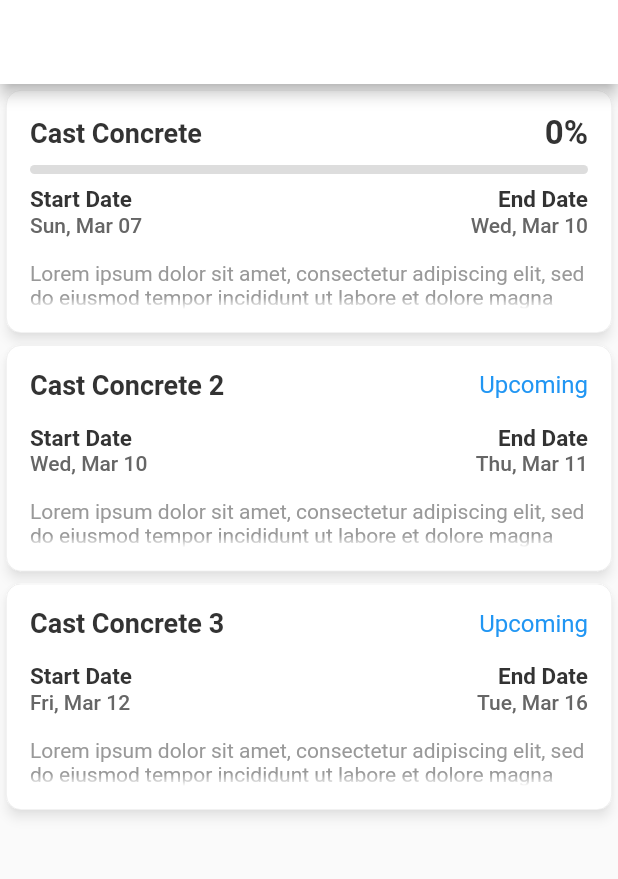
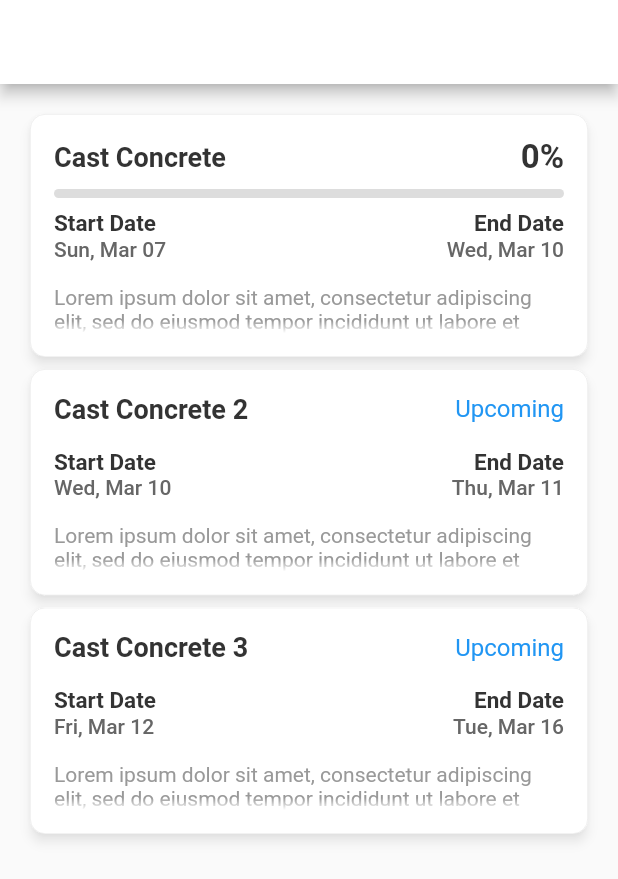
Before and after one commit to MohammedElotol/ccc_task, a Flutter app: the screen it shows after launch, on a phone screen of 412 x 824 dp. Shown: the top 879 px of the screen. Run offline on Flutter 3.47's test engine with Material 2 defaults, Android fonts, the phone set to English and light mode, and no system bars; our stand-ins replace camera, dotted_border, flutter_svg, fluttertoast.

```diff
--- a/lib/constants.dart
+++ b/lib/constants.dart
@@ -77,15 +77,6 @@ class Constants {
     return DateFormat('EEE, MMM dd HH:mm').format(dateTime);
   }
 
-  static bool isUpcoming(WorkOrder workOrder) {
-    return (workOrder.startDate.compareTo(DateTime.now()) > 0 &&
-        workOrder.progress == 0);
-  }
-
-  static bool isCompleted(WorkOrder workOrder) {
-    return (workOrder.progress == 100);
-  }
-
   static bool isWideScreen(BuildContext context) {
     return (MediaQuery.of(context).size.shortestSide > 600 ||
         MediaQuery.of(context).orientation == Orientation.landscape);
--- a/lib/models/work_order.dart
+++ b/lib/models/work_order.dart
@@ -30,4 +30,12 @@ class WorkOrder {
     }
     return progress;
   }
+
+  bool isUpcoming() {
+    return (startDate.compareTo(DateTime.now()) > 0 && progress == 0);
+  }
+
+  bool isCompleted() {
+    return (progress == 100);
+  }
 }
--- a/lib/screens/work_orders_screen.dart
+++ b/lib/screens/work_orders_screen.dart
@@ -1,5 +1,6 @@
 import 'package:ccc_task/constants.dart';
 import 'package:ccc_task/models/work_order.dart';
+import 'package:ccc_task/screens/filter_screen.dart';
 import 'package:ccc_task/widgets/work_order_details.dart';
 import 'package:ccc_task/widgets/work_orders_list.dart';
 import 'package:flutter/material.dart';
@@ -11,6 +12,8 @@ class WorkOrdersScreen extends StatefulWidget {
 
 class _WorkOrdersScreenState extends State<WorkOrdersScreen> {
   WorkOrder selectedWorkOrder;
+  List<String> selectedFilter = [];
+  List<WorkOrder> filteredWorkOrders = Constants.workOrders;
 
   @override
   void initState() {
@@ -39,22 +42,66 @@ class _WorkOrdersScreenState extends State<WorkOrdersScreen> {
                           })),
                       Expanded(
                           flex: 5,
+                          child: Card(
+                            shape: RoundedRectangleBorder(
+                                side: BorderSide(
+                                    width: 0.5,
+                                    color: Colors.black.withAlpha(20)),
+                                borderRadius: BorderRadius.circular(10)),
+                            clipBehavior: Clip.hardEdge,
+                            elevation: 3,
+                            margin: EdgeInsets.symmetric(
+                                horizontal: 16, vertical: 6),
+                            shadowColor: Colors.black.withAlpha(100),
                             child:
                                 WorkOrderDetails(selectedWorkOrder, (progress) {
                               setState(() {});
-                          }))
+                            }),
+                          ))
                     ]),
               ),
             );
           } else {
             return Scaffold(
-              appBar: AppBar(backgroundColor: Colors.white),
+              appBar: AppBar(
+                backgroundColor: Colors.white,
+                // actions: [
+                //   GestureDetector(
+                //     onTap: () => Navigator.push(
+                //         context,
+                //         MaterialPageRoute(
+                //           builder: (context) => FilterScreen(
+                //             selectedFilter,
+                //             onFilterApplied: (selectedFilter) {
+                //               setState(() {
+                //                 this.selectedFilter = selectedFilter;
+                //               });
+                //             },
+                //           ),
+                //         )),
+                //     child: Row(
+                //       children: [
+                //         Icon(Icons.filter_alt_outlined,
+                //             color: Colors.blue, size: 16),
+                //         Text('Filter',
+                //             style: TextStyle(
+                //                 color: Colors.blue,
+                //                 fontWeight: FontWeight.w500)),
+                //         SizedBox(width: 16)
+                //       ],
+                //     ),
+                //   )
+                // ],
+              ),
               body: SafeArea(
+                  child: Padding(
+                padding: const EdgeInsets.all(16.0),
                 child: WorkOrdersList(Constants.workOrders, (selectedWO) {
                   setState(() {
                     selectedWorkOrder = selectedWO;
                   });
-              })),
+                }),
+              )),
             );
           }
         },
--- a/lib/widgets/work_orders_list.dart
+++ b/lib/widgets/work_orders_list.dart
@@ -36,12 +36,15 @@ class _WorkOrdersListState extends State<WorkOrdersList> {
                     context,
                     MaterialPageRoute(
                       builder: (context) => Scaffold(
-                        appBar: AppBar(backgroundColor: Colors.white,iconTheme: IconThemeData(
-                          color: Colors.black,
-                        ),),
+                        appBar: AppBar(
+                          backgroundColor: Colors.white,
+                          iconTheme: IconThemeData(
+                            color: Colors.black,
+                          ),
+                        ),
                         body: SafeArea(
-                          child: WorkOrderDetails(
-                              widget.workOrders[index], (progress) {
+                          child: WorkOrderDetails(widget.workOrders[index],
+                              (progress) {
                             setState(() {});
                           }),
                         ),
@@ -77,13 +80,13 @@ class _WorkOrdersListState extends State<WorkOrdersList> {
                                 fontSize: 18,
                                 fontWeight: FontWeight.w700),
                           ),
-                          Constants.isCompleted(workOrder)
+                          workOrder.isCompleted()
                               ? Text(
                                   'Completed',
                                   style: TextStyle(
                                       color: Colors.green, fontSize: 16),
                                 )
-                              : Constants.isUpcoming(workOrder)
+                              : workOrder.isUpcoming()
                                   ? Text('Upcoming',
                                       style: TextStyle(
                                           color: Colors.blue, fontSize: 16))
@@ -96,8 +99,8 @@ class _WorkOrdersListState extends State<WorkOrdersList> {
                       ),
                       SizedBox(height: 8),
                       Visibility(
-                        visible: (!Constants.isCompleted(workOrder) &&
-                            !Constants.isUpcoming(workOrder)),
+                        visible: (!workOrder.isCompleted() &&
+                            !workOrder.isUpcoming()),
                         child: ClipRRect(
                           borderRadius: BorderRadius.all(Radius.circular(6)),
                           child: LinearProgressIndicator(
```
Also changed, not shown: lib/screens/filter_screen.dart (added, +76 -0 lines), lib/widgets/images_list.dart (+12 -0 lines), lib/widgets/status_filter.dart (added, +72 -0 lines), lib/widgets/work_order_details.dart (+60 -22 lines), assets/icons/helmet.svg (added). Lines whose indentation alone changed are shown as unchanged.
